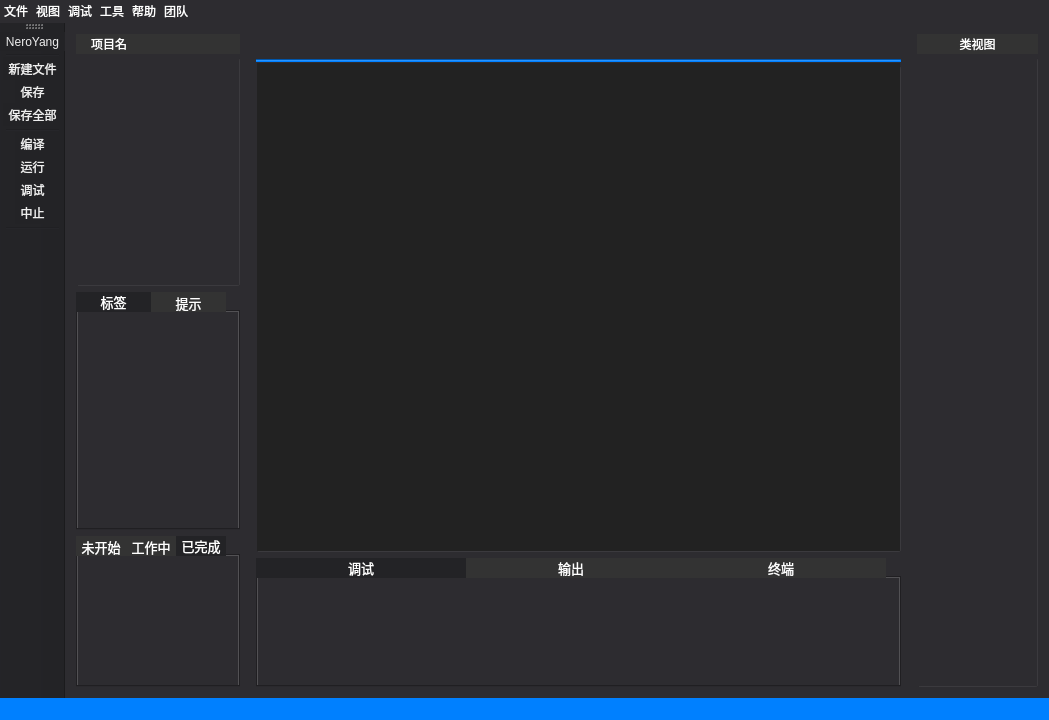
Above: mainwindow.ui from nerososft/Nider before the change. Below: the same form after it.
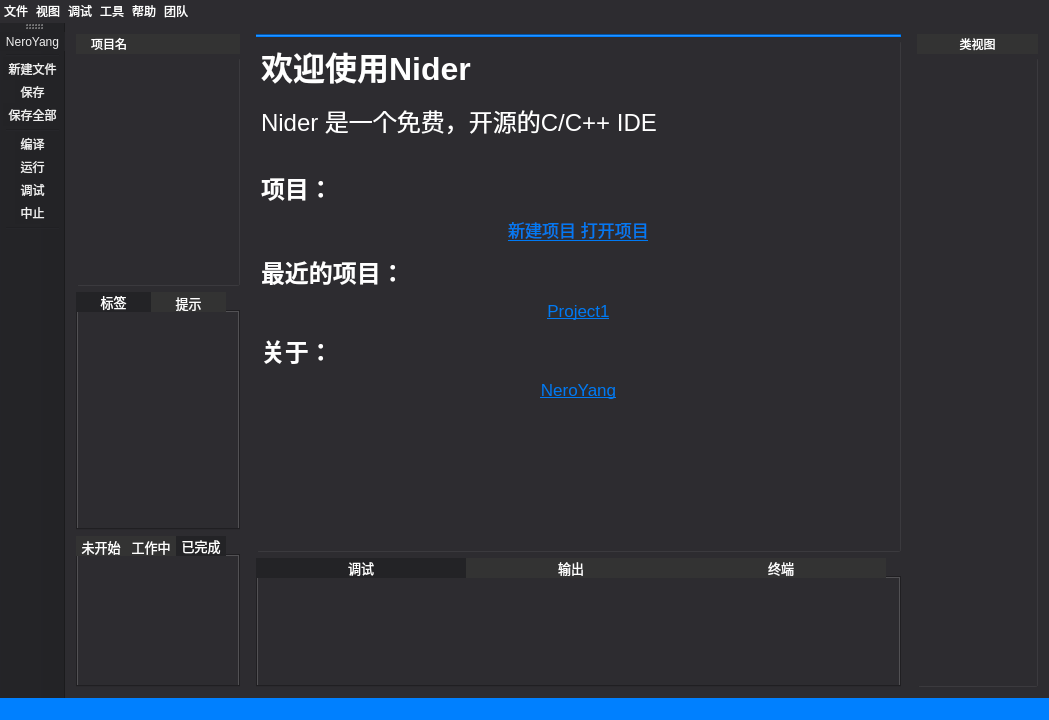
That is the form after the change. Icons and pictures are not drawn.

Patch:
```diff
--- a/mainwindow.ui
+++ b/mainwindow.ui
@@ -360,14 +360,14 @@
              <number>10</number>
             </property>
             <item>
-             <layout class="QVBoxLayout" name="verticalLayout_6" stretch="1,0,20">
+             <layout class="QVBoxLayout" name="verticalLayout_6" stretch="0,0,20">
               <property name="spacing">
                <number>0</number>
               </property>
               <item>
-               <layout class="QHBoxLayout" name="edit_title">
+               <layout class="QHBoxLayout" name="edit_title" stretch="">
                 <property name="spacing">
-                 <number>0</number>
+                 <number>1</number>
                 </property>
                </layout>
               </item>
@@ -426,9 +426,17 @@
                     <string>&lt;!DOCTYPE HTML PUBLIC &quot;-//W3C//DTD HTML 4.0//EN&quot; &quot;http://www.w3.org/TR/REC-html40/strict.dtd&quot;&gt;
 &lt;html&gt;&lt;head&gt;&lt;meta name=&quot;qrichtext&quot; content=&quot;1&quot; /&gt;&lt;style type=&quot;text/css&quot;&gt;
 p, li { white-space: pre-wrap; }
-&lt;/style&gt;&lt;/head&gt;&lt;body style=&quot; font-family:'.SF NS Text'; font-size:13pt; font-weight:400; font-style:normal;&quot; bgcolor=&quot;#222222&quot;&gt;
-&lt;p style=&quot;-qt-paragraph-type:empty; margin-top:0px; margin-bottom:0px; margin-left:0px; margin-right:0px; -qt-block-indent:0; text-indent:0px;&quot;&gt;&lt;br /&gt;&lt;/p&gt;
-&lt;p style=&quot;-qt-paragraph-type:empty; margin-top:0px; margin-bottom:0px; margin-left:0px; margin-right:0px; -qt-block-indent:0; text-indent:0px;&quot;&gt;&lt;br /&gt;&lt;/p&gt;&lt;/body&gt;&lt;/html&gt;</string>
+&lt;/style&gt;&lt;/head&gt;&lt;body style=&quot; font-family:'.SF NS Text'; font-size:13pt; font-weight:400; font-style:normal;&quot;&gt;
+&lt;p style=&quot; margin-top:12px; margin-bottom:12px; margin-left:0px; margin-right:0px; -qt-block-indent:0; text-indent:0px;&quot;&gt;&lt;span style=&quot; font-size:24pt; font-weight:600;&quot;&gt;欢迎使用Nider&lt;/span&gt;&lt;/p&gt;
+&lt;p style=&quot; margin-top:12px; margin-bottom:12px; margin-left:0px; margin-right:0px; -qt-block-indent:0; text-indent:0px;&quot;&gt;&lt;span style=&quot; font-size:18pt;&quot;&gt;Nider 是一个免费，开源的C/C++ IDE&lt;/span&gt;&lt;/p&gt;
+&lt;p style=&quot; margin-top:12px; margin-bottom:12px; margin-left:0px; margin-right:0px; -qt-block-indent:0; text-indent:0px;&quot;&gt;&lt;br /&gt;&lt;span style=&quot; font-size:18pt; font-weight:600;&quot;&gt;项目：&lt;/span&gt;&lt;/p&gt;
+&lt;p align=&quot;center&quot; style=&quot; margin-top:12px; margin-bottom:12px; margin-left:0px; margin-right:0px; -qt-block-indent:0; text-indent:0px;&quot;&gt;&lt;a href=&quot;newproject&quot;&gt;&lt;span style=&quot; text-decoration: underline; color:#007af4;&quot;&gt;新建项目 &lt;/span&gt;&lt;/a&gt;&lt;a href=&quot;openProject&quot;&gt;&lt;span style=&quot; text-decoration: underline; color:#007af4;&quot;&gt;打开项目&lt;/span&gt;&lt;/a&gt;&lt;/p&gt;
+&lt;p style=&quot; margin-top:12px; margin-bottom:12px; margin-left:0px; margin-right:0px; -qt-block-indent:0; text-indent:0px;&quot;&gt;&lt;span style=&quot; font-size:18pt; font-weight:600;&quot;&gt;最近的项目：&lt;/span&gt;&lt;/p&gt;
+&lt;p align=&quot;center&quot; style=&quot; margin-top:12px; margin-bottom:12px; margin-left:0px; margin-right:0px; -qt-block-indent:0; text-indent:0px;&quot;&gt;&lt;a href=&quot;openProject(project1)&quot;&gt;&lt;span style=&quot; text-decoration: underline; color:#007af4;&quot;&gt;Project1&lt;/span&gt;&lt;/a&gt;&lt;/p&gt;
+&lt;p style=&quot; margin-top:12px; margin-bottom:12px; margin-left:0px; margin-right:0px; -qt-block-indent:0; text-indent:0px;&quot;&gt;&lt;span style=&quot; font-size:18pt; font-weight:600;&quot;&gt;关于：&lt;/span&gt;&lt;/p&gt;
+&lt;p align=&quot;center&quot; style=&quot; margin-top:12px; margin-bottom:12px; margin-left:0px; margin-right:0px; -qt-block-indent:0; text-indent:0px;&quot;&gt;&lt;a href=&quot;me&quot;&gt;&lt;span style=&quot; text-decoration: underline; color:#007af4;&quot;&gt;NeroYang&lt;/span&gt;&lt;/a&gt;&lt;/p&gt;
+&lt;p style=&quot; margin-top:12px; margin-bottom:12px; margin-left:0px; margin-right:0px; -qt-block-indent:0; text-indent:0px;&quot;&gt;&lt;br /&gt;&lt;/p&gt;
+&lt;p align=&quot;center&quot; style=&quot; margin-top:12px; margin-bottom:12px; margin-left:0px; margin-right:0px; -qt-block-indent:0; text-indent:0px;&quot;&gt;&lt;br /&gt;&lt;/p&gt;&lt;/body&gt;&lt;/html&gt;</string>
                    </property>
                   </widget>
                  </item>
```
